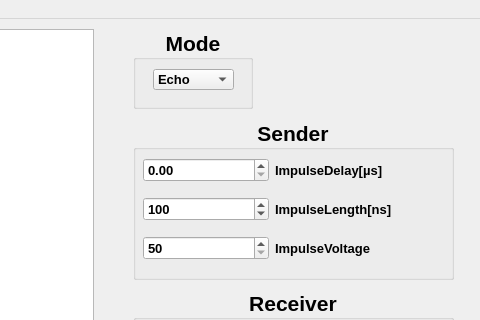
The window that PCUS/GUI_pcus/Test.ui (simonfeile/PCUS_GUI) describes before a commit, drawn with Qt 5; both pictures show x 727 to 1207 and y 0 to 320 of the 1207 by 869 pixel window.
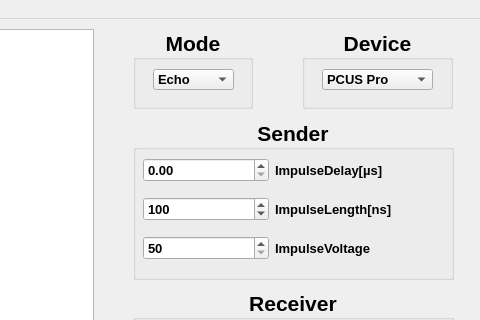
The same window after the commit. Custom widgets are drawn as their Qt base class.

The edit to the form file:
```diff
--- a/PCUS/GUI_pcus/Test.ui
+++ b/PCUS/GUI_pcus/Test.ui
@@ -907,6 +907,58 @@
      </layout>
     </widget>
    </widget>
+
+   <widget class="QGroupBox" name="groupBox_6">
+    <property name="geometry">
+     <rect>
+      <x>1029</x>
+      <y>10</y>
+      <width>151</width>
+      <height>80</height>
+     </rect>
+    </property>
+    <property name="font">
+     <font>
+      <pointsize>16</pointsize>
+      <weight>75</weight>
+      <bold>true</bold>
+     </font>
+    </property>
+    <property name="title">
+     <string>Device</string>
+    </property>
+    <property name="alignment">
+     <set>Qt::AlignCenter</set>
+    </property>
+    <widget class="QComboBox" name="Device_Combo_Box">
+     <property name="geometry">
+      <rect>
+       <x>20</x>
+       <y>40</y>
+       <width>111</width>
+       <height>21</height>
+      </rect>
+     </property>
+     <property name="font">
+      <font>
+       <pointsize>10</pointsize>
+       <weight>75</weight>
+       <bold>true</bold>
+      </font>
+     </property>
+     <item>
+      <property name="text">
+       <string>PCUS Pro</string>
+      </property>
+     </item>
+     <item>
+      <property name="text">
+       <string>Dummy</string>
+      </property>
+     </item>
+    </widget>
+   </widget>
+
   </widget>
   <widget class="QMenuBar" name="menubar">
    <property name="geometry">
```
Left out of the diff: 8 changed lines with no effect on the pictures.
